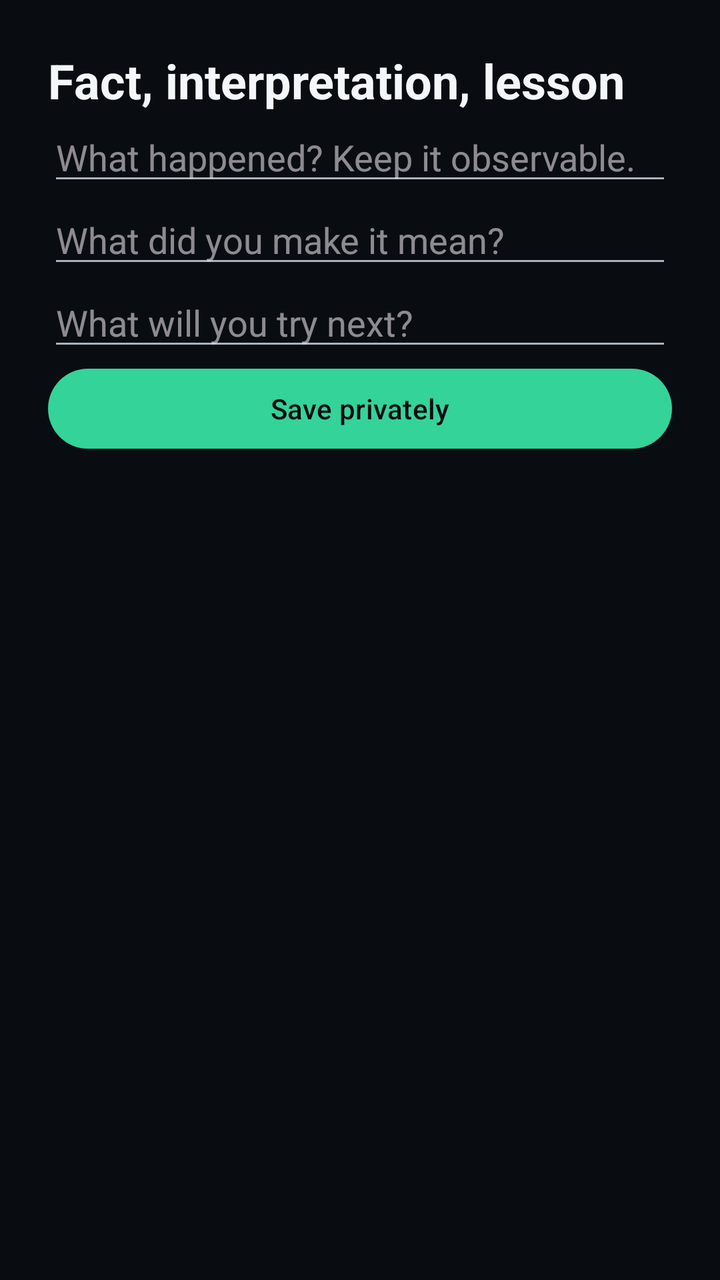
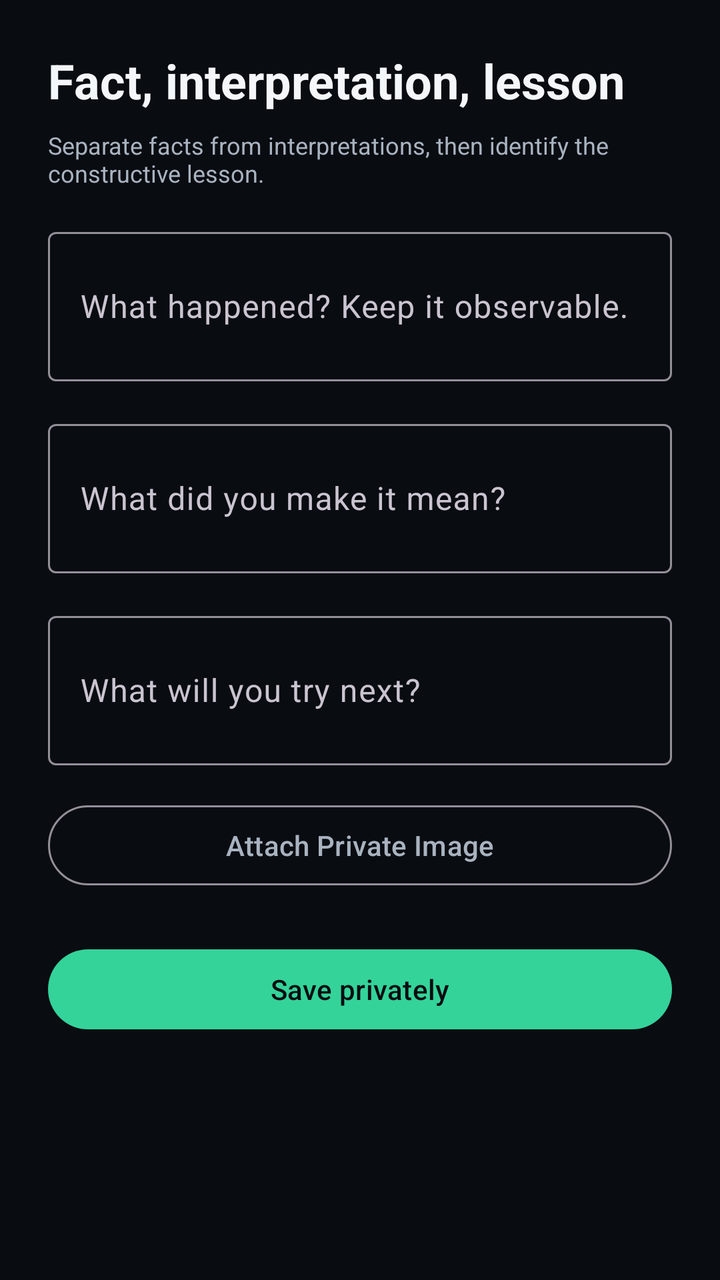

Before-and-after screenshots of an Android layout around one commit, followed by the original layout XML and the change that was made.
<!-- AndroidManifest.xml: application theme Theme.Prottasha -->
<!-- res/layout/activity_reflection.xml -->
<?xml version="1.0" encoding="utf-8"?>
<androidx.core.widget.NestedScrollView xmlns:android="http://schemas.android.com/apk/res/android" android:layout_width="match_parent" android:layout_height="match_parent">
    <LinearLayout android:layout_width="match_parent" android:layout_height="wrap_content" android:orientation="vertical" android:padding="@dimen/spacing_large">
        <TextView android:layout_width="match_parent" android:layout_height="wrap_content" android:text="@string/reflection_title" android:textColor="@color/color_text_primary" android:textSize="@dimen/text_headline" android:textStyle="bold" />
        <EditText android:id="@+id/reflection_fact" android:layout_width="match_parent" android:layout_height="wrap_content" android:hint="@string/reflection_fact" android:inputType="textCapSentences|textMultiLine" />
        <EditText android:id="@+id/reflection_interpretation" android:layout_width="match_parent" android:layout_height="wrap_content" android:hint="@string/reflection_interpretation" android:inputType="textCapSentences|textMultiLine" />
        <EditText android:id="@+id/reflection_lesson" android:layout_width="match_parent" android:layout_height="wrap_content" android:hint="@string/reflection_lesson" android:inputType="textCapSentences|textMultiLine" />
        <com.google.android.material.button.MaterialButton android:id="@+id/reflection_save" style="@style/Widget.Prottasha.Button.Pill" android:layout_width="match_parent" android:layout_height="wrap_content" android:text="@string/reflection_save" />
    </LinearLayout>
</androidx.core.widget.NestedScrollView>
<!-- resources referenced by this layout -->
<resources>
  <color name="color_text_primary">#F4F7FA</color>
  <dimen name="spacing_large">24dp</dimen>
  <dimen name="text_headline">24sp</dimen>
  <string name="reflection_fact">What happened? Keep it observable.</string>
  <string name="reflection_interpretation">What did you make it mean?</string>
  <string name="reflection_lesson">What will you try next?</string>
  <string name="reflection_save">Save privately</string>
  <string name="reflection_title">Fact, interpretation, lesson</string>
  <style name="Widget.Prottasha.Button.Pill" parent="Widget.Material3.Button">
          <item name="android:textColor">@color/color_on_hope</item>
          <item name="cornerRadius">@dimen/pill_button_radius</item>
          <item name="backgroundTint">@color/color_hope</item>
      </style>
  <style name="Theme.Prottasha" parent="Theme.Material3.Dark.NoActionBar">
          <item name="android:windowBackground">@color/color_background</item>
          <item name="android:colorBackground">@color/color_background</item>
          <item name="colorSurface">@color/color_surface</item>
          <item name="colorSurfaceVariant">@color/color_surface_raised</item>
          <item name="colorPrimary">@color/color_hope</item>
          <item name="colorOnPrimary">@color/color_on_hope</item>
          <item name="colorSecondary">@color/color_identity</item>
          <item name="colorOnSecondary">@color/color_on_identity</item>
          <item name="colorError">@color/color_crisis</item>
          <item name="colorOnError">@color/color_on_crisis</item>
          <item name="android:textColorPrimary">@color/color_text_primary</item>
          <item name="android:textColorSecondary">@color/color_text_secondary</item>
          <item name="android:navigationBarColor">@color/color_background</item>
          <item name="android:statusBarColor">@color/color_background</item>
          <item name="android:windowLightStatusBar">false</item>
      </style>
  <color name="color_on_hope">#090C11</color>
  <dimen name="pill_button_radius">28dp</dimen>
  <color name="color_hope">#34D399</color>
  <color name="color_background">#090C11</color>
  <color name="color_surface">#151A22</color>
  <color name="color_surface_raised">#202833</color>
  <color name="color_identity">#7C8DFF</color>
  <color name="color_on_identity">#090C11</color>
  <color name="color_crisis">#F87171</color>
  <color name="color_on_crisis">#090C11</color>
  <color name="color_text_secondary">#A9B3C0</color>
</resources>

<!-- the commit's change to res/layout/activity_reflection.xml (unified diff, before → after) -->
@@ -1,10 +1,131 @@
 <?xml version="1.0" encoding="utf-8"?>
-<androidx.core.widget.NestedScrollView xmlns:android="http://schemas.android.com/apk/res/android" android:layout_width="match_parent" android:layout_height="match_parent">
-    <LinearLayout android:layout_width="match_parent" android:layout_height="wrap_content" android:orientation="vertical" android:padding="@dimen/spacing_large">
-        <TextView android:layout_width="match_parent" android:layout_height="wrap_content" android:text="@string/reflection_title" android:textColor="@color/color_text_primary" android:textSize="@dimen/text_headline" android:textStyle="bold" />
-        <EditText android:id="@+id/reflection_fact" android:layout_width="match_parent" android:layout_height="wrap_content" android:hint="@string/reflection_fact" android:inputType="textCapSentences|textMultiLine" />
-        <EditText android:id="@+id/reflection_interpretation" android:layout_width="match_parent" android:layout_height="wrap_content" android:hint="@string/reflection_interpretation" android:inputType="textCapSentences|textMultiLine" />
-        <EditText android:id="@+id/reflection_lesson" android:layout_width="match_parent" android:layout_height="wrap_content" android:hint="@string/reflection_lesson" android:inputType="textCapSentences|textMultiLine" />
-        <com.google.android.material.button.MaterialButton android:id="@+id/reflection_save" style="@style/Widget.Prottasha.Button.Pill" android:layout_width="match_parent" android:layout_height="wrap_content" android:text="@string/reflection_save" />
+<androidx.core.widget.NestedScrollView xmlns:android="http://schemas.android.com/apk/res/android"
+    xmlns:app="http://schemas.android.com/apk/res-auto"
+    android:layout_width="match_parent"
+    android:layout_height="match_parent"
+    android:background="@color/color_background">
+
+    <LinearLayout
+        android:layout_width="match_parent"
+        android:layout_height="wrap_content"
+        android:orientation="vertical"
+        android:padding="@dimen/spacing_large">
+
+        <TextView
+            android:layout_width="match_parent"
+            android:layout_height="wrap_content"
+            android:text="@string/reflection_title"
+            android:textColor="@color/color_text_primary"
+            android:textSize="@dimen/text_headline"
+            android:textStyle="bold" />
+
+        <TextView
+            android:layout_width="match_parent"
+            android:layout_height="wrap_content"
+            android:layout_marginTop="@dimen/spacing_small"
+            android:text="Separate facts from interpretations, then identify the constructive lesson."
+            android:textColor="@color/color_text_secondary"
+            android:textSize="@dimen/text_caption" />
+
+        <com.google.android.material.textfield.TextInputLayout
+            style="@style/Widget.Material3.TextInputLayout.OutlinedBox"
+            android:layout_width="match_parent"
+            android:layout_height="wrap_content"
+            android:layout_marginTop="@dimen/spacing_medium"
+            android:hint="@string/reflection_fact">
+
+            <com.google.android.material.textfield.TextInputEditText
+                android:id="@+id/reflection_fact"
+                android:layout_width="match_parent"
+                android:layout_height="wrap_content"
+                android:inputType="textCapSentences|textMultiLine"
+                android:minLines="2"
+                android:textColor="@color/color_text_primary" />
+        </com.google.android.material.textfield.TextInputLayout>
+
+        <com.google.android.material.textfield.TextInputLayout
+            style="@style/Widget.Material3.TextInputLayout.OutlinedBox"
+            android:layout_width="match_parent"
+            android:layout_height="wrap_content"
+            android:layout_marginTop="@dimen/spacing_medium"
+            android:hint="@string/reflection_interpretation">
+
+            <com.google.android.material.textfield.TextInputEditText
+                android:id="@+id/reflection_interpretation"
+                android:layout_width="match_parent"
+                android:layout_height="wrap_content"
+                android:inputType="textCapSentences|textMultiLine"
+                android:minLines="2"
+                android:textColor="@color/color_text_primary" />
+        </com.google.android.material.textfield.TextInputLayout>
+
+        <com.google.android.material.textfield.TextInputLayout
+            style="@style/Widget.Material3.TextInputLayout.OutlinedBox"
+            android:layout_width="match_parent"
+            android:layout_height="wrap_content"
+            android:layout_marginTop="@dimen/spacing_medium"
+            android:hint="@string/reflection_lesson">
+
+            <com.google.android.material.textfield.TextInputEditText
+                android:id="@+id/reflection_lesson"
+                android:layout_width="match_parent"
+                android:layout_height="wrap_content"
+                android:inputType="textCapSentences|textMultiLine"
+                android:minLines="2"
+                android:textColor="@color/color_text_primary" />
+        </com.google.android.material.textfield.TextInputLayout>
+
+        
+        <LinearLayout
+            android:id="@+id/reflection_image_container"
+            android:layout_width="match_parent"
+            android:layout_height="wrap_content"
+            android:layout_marginTop="@dimen/spacing_medium"
+            android:orientation="vertical"
+            android:visibility="gone">
+
+            <ImageView
+                android:id="@+id/reflection_image_preview"
+                android:layout_width="match_parent"
+                android:layout_height="180dp"
+                android:contentDescription="Attached private reflection image"
+                android:scaleType="centerCrop" />
+
+            <com.google.android.material.button.MaterialButton
+                android:id="@+id/reflection_remove_image"
+                style="@style/Widget.Material3.Button.TextButton"
+                android:layout_width="wrap_content"
+                android:layout_height="wrap_content"
+                android:text="Remove Image"
+                android:textColor="@color/color_crisis" />
+        </LinearLayout>
+
+        <com.google.android.material.button.MaterialButton
+            android:id="@+id/reflection_attach_image"
+            style="@style/Widget.Material3.Button.OutlinedButton"
+            android:layout_width="match_parent"
+            android:layout_height="wrap_content"
+            android:layout_marginTop="@dimen/spacing_medium"
+            android:text="Attach Private Image"
+            android:textColor="@color/color_text_secondary" />
+
+        <com.google.android.material.button.MaterialButton
+            android:id="@+id/reflection_save"
+            style="@style/Widget.Prottasha.Button.Pill"
+            android:layout_width="match_parent"
+            android:layout_height="wrap_content"
+            android:layout_marginTop="@dimen/spacing_large"
+            android:text="@string/reflection_save" />
+
+        <com.google.android.material.button.MaterialButton
+            android:id="@+id/reflection_delete"
+            style="@style/Widget.Material3.Button.TextButton"
+            android:layout_width="match_parent"
+            android:layout_height="wrap_content"
+            android:layout_marginTop="@dimen/spacing_small"
+            android:text="Delete Reflection"
+            android:textColor="@color/color_crisis"
+            android:visibility="gone" />
+
     </LinearLayout>
 </androidx.core.widget.NestedScrollView>
<!-- resource entries referenced after the edit -->
@@ -2,6 +2,9 @@
 <resources>
   <color name="color_text_primary">#F4F7FA</color>
   <dimen name="spacing_large">24dp</dimen>
+  <dimen name="spacing_medium">16dp</dimen>
+  <dimen name="spacing_small">8dp</dimen>
+  <dimen name="text_caption">12sp</dimen>
   <dimen name="text_headline">24sp</dimen>
   <string name="reflection_fact">What happened? Keep it observable.</string>
   <string name="reflection_interpretation">What did you make it mean?</string>
